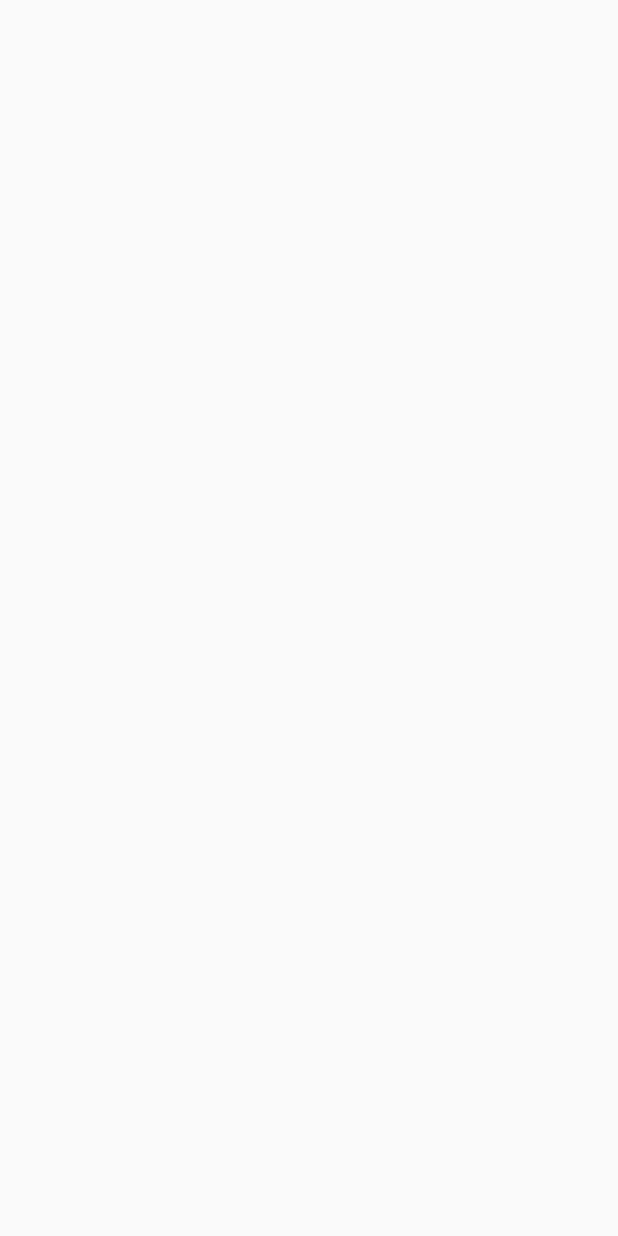
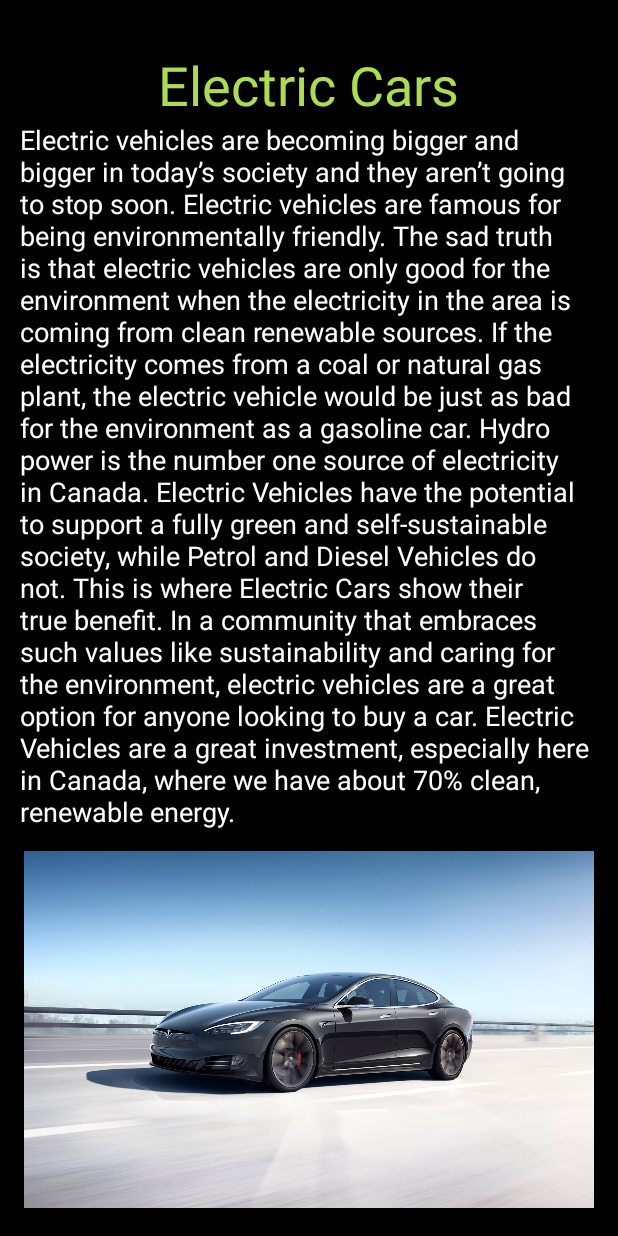
Before and after one commit to tysonthompson/Save-Our-Earth-Old, an Android app: the ElectricCars screen opened directly, with no data from a screen before it, on a phone screen of 412 x 824 dp. Before the commit the screen is empty. Run offline under Robolectric (Android 15) with nearby library versions, the phone set to English and light mode, and no system bars.

```diff
--- a/src/main/res/layout/activity_credits.xml
+++ b/src/main/res/layout/activity_credits.xml
@@ -32,7 +32,8 @@
         app:layout_constraintBottom_toTopOf="@+id/textView4"
         app:layout_constraintEnd_toEndOf="parent"
         app:layout_constraintStart_toStartOf="parent"
-        app:layout_constraintTop_toBottomOf="@+id/creditsText" />
+        app:layout_constraintTop_toBottomOf="@+id/creditsText"
+        app:layout_constraintVertical_bias="0.539" />
 
     <TextView
         android:id="@+id/textView4"
@@ -44,5 +45,6 @@
         android:textSize="18sp"
         app:layout_constraintBottom_toBottomOf="parent"
         app:layout_constraintEnd_toEndOf="parent"
+        app:layout_constraintHorizontal_bias="0.492"
         app:layout_constraintStart_toStartOf="parent" />
 </androidx.constraintlayout.widget.ConstraintLayout>
--- a/src/main/res/layout/activity_electric_cars.xml
+++ b/src/main/res/layout/activity_electric_cars.xml
@@ -4,6 +4,51 @@
     xmlns:tools="http://schemas.android.com/tools"
     android:layout_width="match_parent"
     android:layout_height="match_parent"
+    android:background="#010101"
     tools:context=".ElectricCars">
 
+    <TextView
+        android:id="@+id/textView2"
+        android:layout_width="wrap_content"
+        android:layout_height="wrap_content"
+        android:layout_marginTop="32dp"
+        android:text="Electric Cars"
+        android:textColor="#ACDC54"
+        android:textSize="36sp"
+        app:layout_constraintEnd_toEndOf="parent"
+        app:layout_constraintHorizontal_bias="0.498"
+        app:layout_constraintStart_toStartOf="parent"
+        app:layout_constraintTop_toTopOf="parent" />
+
+    <TextView
+        android:id="@+id/textView5"
+        android:layout_width="386dp"
+        android:layout_height="484dp"
+        android:layout_marginStart="16dp"
+        android:layout_marginLeft="16dp"
+        android:layout_marginEnd="16dp"
+        android:layout_marginRight="16dp"
+        android:text="Electric vehicles are becoming bigger and bigger in today’s society and they aren’t going to stop soon. Electric vehicles are famous for being environmentally friendly. The sad truth is that electric vehicles are only good for the environment when the electricity in the area is coming from clean renewable sources. If the electricity comes from a coal or natural gas plant, the electric vehicle would be just as bad for the environment as a gasoline car. Hydro power is the number one source of electricity in Canada. Electric Vehicles have the potential to support a fully green and self-sustainable society, while Petrol and Diesel Vehicles do not. This is where Electric Cars show their true benefit. In a community that embraces such values like sustainability and caring for the environment, electric vehicles are a great option for anyone looking to buy a car. Electric Vehicles are a great investment, especially here in Canada, where we have about 70% clean, renewable energy.  "
+        android:textColor="#FFFFFF"
+        android:textSize="18sp"
+        app:layout_constraintEnd_toEndOf="parent"
+        app:layout_constraintStart_toStartOf="parent"
+        app:layout_constraintTop_toBottomOf="@+id/textView2" />
+
+    <ImageView
+        android:id="@+id/imageView2"
+        android:layout_width="0dp"
+        android:layout_height="0dp"
+        android:layout_marginStart="16dp"
+        android:layout_marginLeft="16dp"
+        android:layout_marginEnd="16dp"
+        android:layout_marginRight="16dp"
+        android:layout_marginBottom="16dp"
+        app:layout_constraintBottom_toBottomOf="parent"
+        app:layout_constraintEnd_toEndOf="parent"
+        app:layout_constraintHorizontal_bias="0.0"
+        app:layout_constraintStart_toStartOf="parent"
+        app:layout_constraintTop_toBottomOf="@+id/textView5"
+        app:layout_constraintVertical_bias="0.0"
+        app:srcCompat="@drawable/tesla" />
 </androidx.constraintlayout.widget.ConstraintLayout>
```
Also changed, not shown: src/main/res/layout/activity_information.xml (+16 -2 lines), src/main/res/drawable/tesla.jpg (added).
